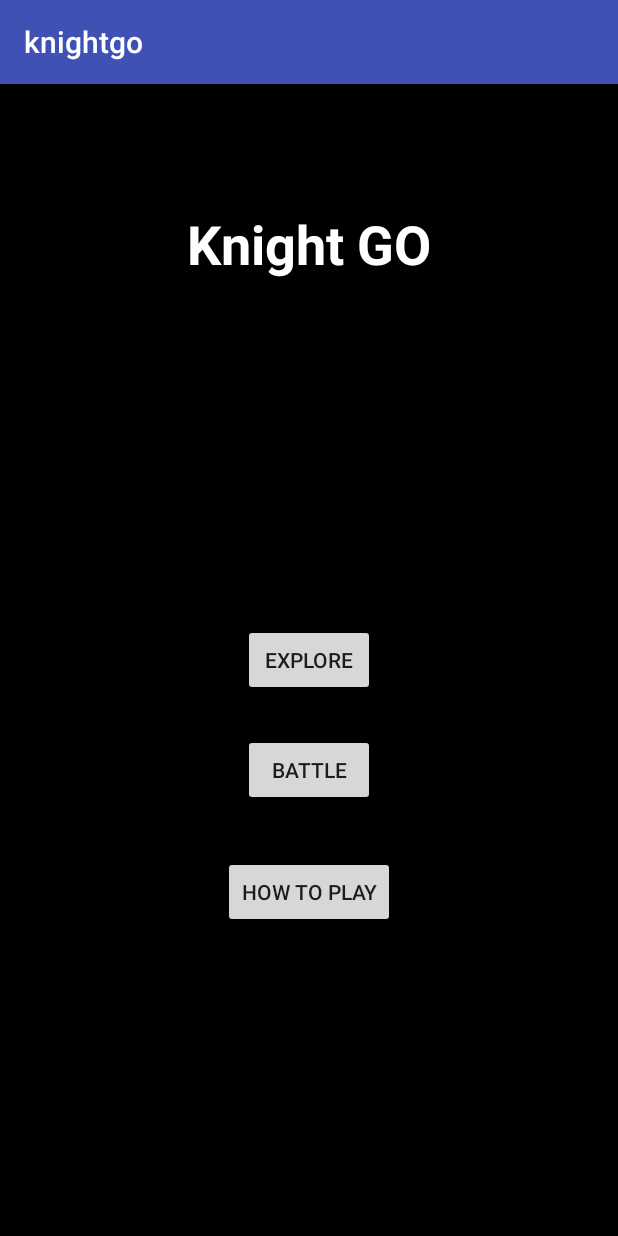
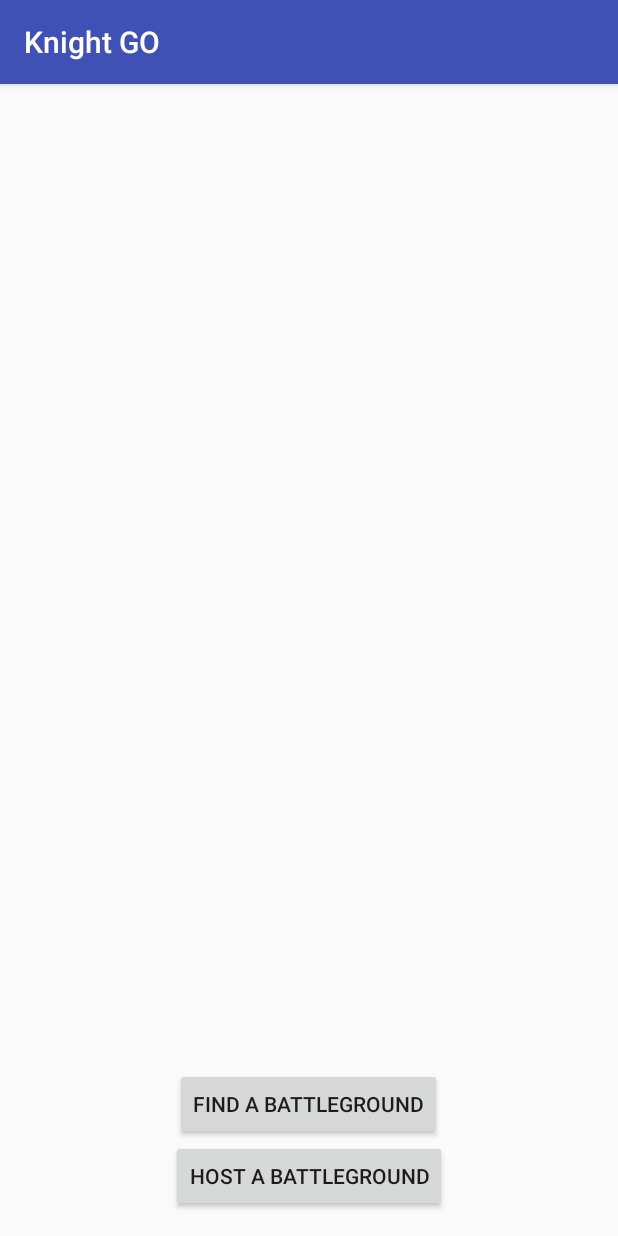
Before and after one commit to edowney29/KnightGO, an Android app: the screen it shows after launch (mainmenu before the commit, BluetoothActivity after it), after a tap on "BATTLE", on a phone screen of 412 x 824 dp. Run offline under Robolectric (Android 15) with nearby library versions, the phone set to English and light mode, and no system bars.

Commit message:
Bluetooth functionality added, intentionally displays error on connect

```diff
--- a/app/build.gradle
+++ b/app/build.gradle
@@ -7,6 +7,7 @@ android {
         applicationId 'com.ucf.knightgo'
         minSdkVersion 17
         targetSdkVersion 24
+        multiDexEnabled true
         versionCode 1
         versionName "1.0"
         testInstrumentationRunner "android.support.test.runner.AndroidJUnitRunner"
@@ -27,6 +28,9 @@ dependencies {
         exclude group: 'com.android.support', module: 'support-annotations'
     })
     compile 'com.android.support:appcompat-v7:24.2.1'
-    compile 'com.google.android.gms:play-services:9.8.0'
+    compile 'com.google.android.gms:play-services-identity:9.8.0'
+    compile 'com.google.android.gms:play-services-maps:9.8.0'
+    compile 'com.google.android.gms:play-services-location:9.8.0'
+    compile 'com.android.support:multidex:1.0.1'
     testCompile 'junit:junit:4.12'
 }
--- /dev/null
+++ b/app/src/main/java/com/ucf/knightgo/BluetoothActivity.java
@@ -0,0 +1,170 @@
+package com.ucf.knightgo;
+
+/**
+ * Created by KShoults on 11/23/2016.
+ * Some code adapted from examples by Manoj Prasad.
+ */
+import android.app.DialogFragment;
+import android.bluetooth.*;
+import android.content.BroadcastReceiver;
+import android.content.Context;
+import android.content.Intent;
+import android.content.IntentFilter;
+import android.os.AsyncTask;
+import android.support.v7.app.AppCompatActivity;
+import android.os.Bundle;
+import android.util.Log;
+import android.view.View;
+import android.widget.AdapterView;
+import android.widget.ArrayAdapter;
+import android.widget.ListView;
+
+import java.io.IOException;
+import java.util.ArrayList;
+import java.util.UUID;
+
+public class BluetoothActivity extends AppCompatActivity {
+
+    private static final int REQUEST_BT_ENABLE = 1;
+    private ArrayAdapter<String> blueArrayAdapter;
+    private ArrayList<String> discoveredDevices;
+    private BluetoothAdapter blueAdapter;
+    public static BluetoothSocket socket;
+    private ListView deviceList;
+    private UUID uuid = UUID.fromString("8a0100f0-fce2-4c2c-8521-a90e4c2f1189");
+
+    @Override
+    protected void onCreate(Bundle savedInstanceState) {
+        super.onCreate(savedInstanceState);
+        setContentView(R.layout.activity_bluetooth);
+
+        // Gets the device's default Bluetooth adapter
+        blueAdapter = BluetoothAdapter.getDefaultAdapter();
+
+        // No Bluetooth adapter detected, pull up a dialog box with an error message
+        if(blueAdapter == null) {
+            DialogFragment noBluetooth = new NoBluetoothDialogFragment();
+            noBluetooth.show(getFragmentManager(), "bluetooth");
+        }
+
+        else {
+            if (!blueAdapter.isEnabled()) {
+                Intent enableBtIntent = new Intent(BluetoothAdapter.ACTION_REQUEST_ENABLE);
+                startActivityForResult(enableBtIntent, REQUEST_BT_ENABLE);
+            }
+            setupDeviceList();
+        }
+    }
+
+    private void setupDeviceList() {
+        discoveredDevices = new ArrayList<String>();
+        blueArrayAdapter = new ArrayAdapter<String>(this,
+                android.R.layout.simple_list_item_1, discoveredDevices);
+
+        deviceList = (ListView)findViewById(R.id.list_discovered);
+        deviceList.setAdapter(blueArrayAdapter);
+
+        deviceList.setOnItemClickListener(new AdapterView.OnItemClickListener() {
+            public void onItemClick(AdapterView<?> arg0, View view, int index, long arg3) {
+                AsyncTask<Integer, Void, Void> connectTask = new AsyncTask<Integer, Void, Void>() {
+
+                    @Override
+                    protected Void doInBackground(Integer... params) {
+                        try {
+                            String deviceStr = discoveredDevices.get(params[0]);
+                            int MACIdx = deviceStr.indexOf('\n') + 1;
+                            String MACAddress = deviceStr.substring(MACIdx);
+                            BluetoothDevice device = blueAdapter.getRemoteDevice(MACAddress);
+                            socket = device.createRfcommSocketToServiceRecord(uuid);
+                            socket.connect();
+                        } catch (IOException e) {
+                            Log.d("BLUETOOTH_CLIENT", e.getMessage());
+                        }
+                        return null;
+                    }
+
+                    @Override
+                    protected void onPostExecute(Void result) {
+                        openFormation();
+                    }
+                };
+                connectTask.execute(index);
+            }
+        });
+    }
+
+    BroadcastReceiver discoveryResult = new BroadcastReceiver() {
+        @Override
+        public void onReceive(Context context, Intent intent) {
+            String action = intent.getAction();
+            // When discovery finds a device
+            if (BluetoothDevice.ACTION_FOUND.equals(action)) {
+                // Get the BluetoothDevice object from the Intent
+                BluetoothDevice device = intent.getParcelableExtra(BluetoothDevice.EXTRA_DEVICE);
+                // Add the name and address to an array adapter to show in a ListView
+                blueArrayAdapter.add(device.getName() + "\n" + device.getAddress());
+            }
+        }
+    };
+
+    /** Called when the user presses the "Start a Battle" button */
+    public void searchButton(View view) {
+        registerReceiver(discoveryResult, new IntentFilter(BluetoothDevice.ACTION_FOUND));
+        blueAdapter.startDiscovery();
+    }
+
+    public void waitButton(View view) {
+        Intent discoverableIntent = new Intent(BluetoothAdapter.ACTION_REQUEST_DISCOVERABLE);
+        discoverableIntent.putExtra(BluetoothAdapter.EXTRA_DISCOVERABLE_DURATION, 0);
+        startActivity(discoverableIntent);
+        AcceptThread waiting = new AcceptThread();
+        waiting.start();
+    }
+
+    /** Begins battle formation. Called when a Bluetooth connection has been made. */
+    public void openFormation() {
+        DialogFragment noBluetooth = new NoBluetoothDialogFragment();
+        noBluetooth.show(getFragmentManager(), "bluetooth");
+    }
+
+    private class AcceptThread extends Thread {
+        private final BluetoothServerSocket serverSocket;
+
+        AcceptThread() {
+
+            BluetoothServerSocket tmp = null;
+            try {
+                tmp = blueAdapter.listenUsingRfcommWithServiceRecord("Knight GO Battle", uuid);
+            } catch (IOException e) {
+                Log.d("BLUETOOTH_SERVER", e.getMessage());
+            }
+            serverSocket = tmp;
+        }
+
+        public void run() {
+            // Keep listening until exception occurs or a socket is returned
+            while (true) {
+                try {
+                    socket = serverSocket.accept();
+                    if (socket != null) {
+                        serverSocket.close();
+                        openFormation();
+                        break;
+                    }
+                } catch (IOException e) {
+                    Log.d("BLUETOOTH_SERVER", e.getMessage());
+                    break;
+                }
+            }
+        }
+
+        /** Will cancel the listening socket, and cause the thread to finish */
+        public void cancel() {
+            try {
+                serverSocket.close();
+            } catch (IOException e) {
+                Log.d("BLUETOOTH_SERVER", e.getMessage());
+            }
+        }
+    }
+}
--- a/app/src/main/java/com/ucf/knightgo/mainmenu.java
+++ b/app/src/main/java/com/ucf/knightgo/mainmenu.java
@@ -13,8 +13,7 @@ public class mainmenu extends AppCompatActivity {
         setContentView(R.layout.activity_mainmenu);
     }
 
-    public void openMap(View view)
-    {
+    public void openMap(View view) {
         Intent intent = new Intent(this, MapsActivity.class);
         //EditText editText = (EditText) findViewById(R.id.edit_message);
         //String message = editText.getText().toString();
@@ -22,12 +21,19 @@ public class mainmenu extends AppCompatActivity {
         startActivity(intent);
     }
 
-    public void openTutorial(View view)
-    {
+    public void openTutorial(View view) {
         Intent intent = new Intent(this, tutorialActivity.class);
         //EditText editText = (EditText) findViewById(R.id.edit_message);
         //String message = editText.getText().toString();
         //intent.putExtra(EXTRA_MESSAGE, message);
         startActivity(intent);
     }
+
+    public void openBattle(View view) {
+        Intent intent = new Intent(this, BluetoothActivity.class);
+        //EditText editText = (EditText) findViewById(R.id.edit_message);
+        //String message = editText.getText().toString();
+        //intent.putExtra(EXTRA_MESSAGE, message);
+        startActivity(intent);
+    }
 }
--- /dev/null
+++ b/app/src/main/res/layout/activity_bluetooth.xml
@@ -0,0 +1,38 @@
+<?xml version="1.0" encoding="utf-8"?>
+<RelativeLayout xmlns:android="http://schemas.android.com/apk/res/android"
+    xmlns:tools="http://schemas.android.com/tools"
+    android:layout_width="match_parent"
+    android:layout_height="match_parent"
+    android:paddingBottom="@dimen/activity_vertical_margin"
+    android:paddingLeft="@dimen/activity_horizontal_margin"
+    android:paddingRight="@dimen/activity_horizontal_margin"
+    android:paddingTop="@dimen/activity_vertical_margin"
+    tools:context="com.ucf.knightgo.BluetoothActivity">
+
+    <Button
+        android:layout_width="wrap_content"
+        android:layout_height="wrap_content"
+        android:text="@string/battle_wait"
+        android:id="@+id/button_wait"
+        android:onClick="waitButton"
+        android:layout_alignParentBottom="true"
+        android:layout_centerHorizontal="true" />
+
+    <ListView
+        android:layout_width="wrap_content"
+        android:layout_height="wrap_content"
+        android:id="@+id/list_discovered"
+        android:layout_centerHorizontal="true"
+        android:layout_above="@+id/button_find"
+        android:layout_alignParentTop="true" />
+
+    <Button
+        android:layout_width="wrap_content"
+        android:layout_height="wrap_content"
+        android:text="@string/battle_start"
+        android:id="@+id/button_find"
+        android:onClick="searchButton"
+        android:layout_above="@+id/button_wait"
+        android:layout_centerHorizontal="true" />
+
+</RelativeLayout>
--- a/app/src/main/res/values/strings.xml
+++ b/app/src/main/res/values/strings.xml
@@ -1,4 +1,8 @@
 <resources>
-    <string name="app_name">knightgo</string>
+    <string name="app_name">Knight GO</string>
     <string name="title_activity_maps">Map</string>
+    <string name="dialog_no_bluetooth">No Bluetooth adapter detected.</string>
+    <string name="okay">Okay</string>
+    <string name="battle_start">Find a Battleground</string>
+    <string name="battle_wait">Host a Battleground</string>
 </resources>
```
Also changed, not shown: app/src/main/AndroidManifest.xml (+12 -3 lines), app/src/main/java/com/ucf/knightgo/NoBluetoothDialogFragment.java (added, +24 -0 lines).
